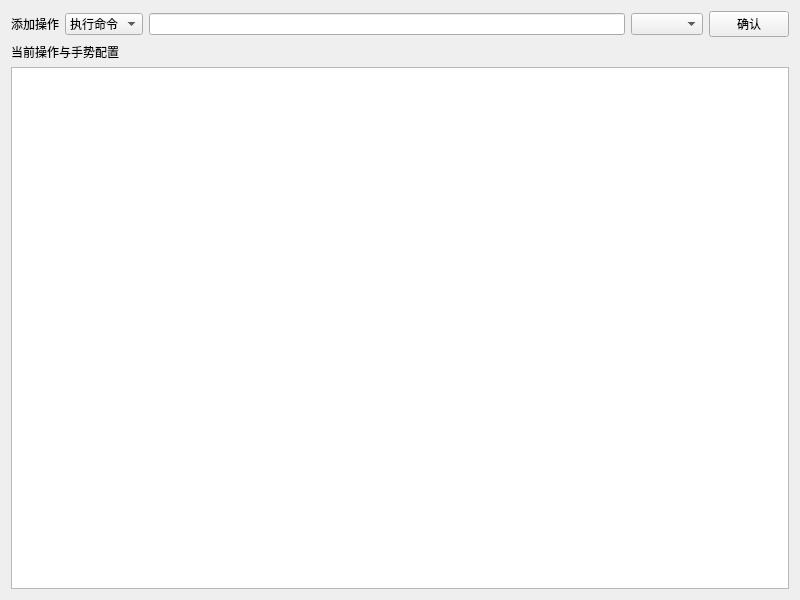
First picture: the form in ui/tab_edit_config.ui, repository codeReaper2001/virtual-touch-screen-system, before the edit.
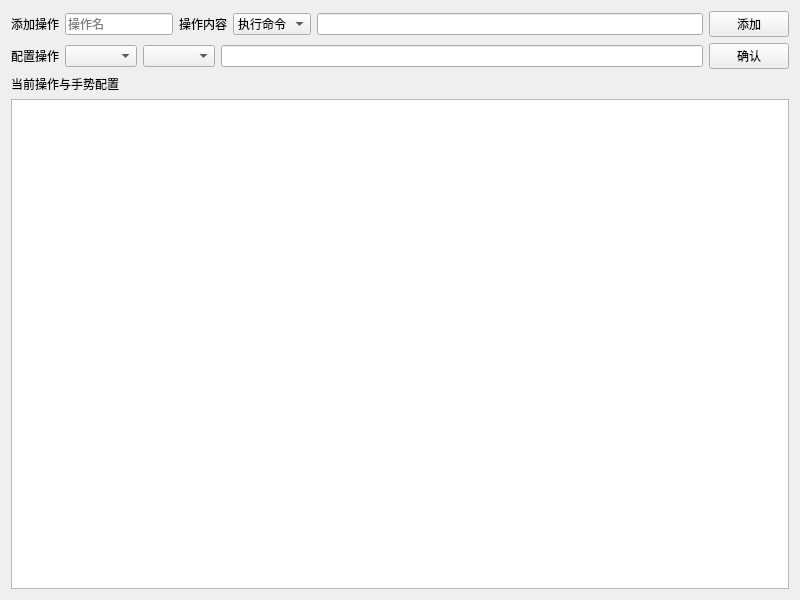
Second picture: the form after the edit.

Diff of the .ui file:
```diff
--- a/ui/tab_edit_config.ui
+++ b/ui/tab_edit_config.ui
@@ -23,6 +23,26 @@
        </property>
       </widget>
      </item>
+     <item>
+      <widget class="QLineEdit" name="input_operation_name">
+       <property name="sizePolicy">
+        <sizepolicy hsizetype="Fixed" vsizetype="Fixed">
+         <horstretch>0</horstretch>
+         <verstretch>0</verstretch>
+        </sizepolicy>
+       </property>
+       <property name="placeholderText">
+        <string>操作名</string>
+       </property>
+      </widget>
+     </item>
+     <item>
+      <widget class="QLabel" name="label_4">
+       <property name="text">
+        <string>操作内容</string>
+       </property>
+      </widget>
+     </item>
      <item>
       <widget class="QComboBox" name="cbox_op_type">
        <item>
@@ -46,10 +66,34 @@
       <widget class="QLineEdit" name="input_extra_data"/>
      </item>
      <item>
-      <widget class="QComboBox" name="cbox_gesture"/>
+      <widget class="QPushButton" name="btn_add_operation">
+       <property name="text">
+        <string>添加</string>
+       </property>
+      </widget>
      </item>
+    </layout>
+   </item>
+   <item>
+    <layout class="QHBoxLayout" name="horizontalLayout_2">
      <item>
-      <widget class="QPushButton" name="btn_add_op_gesture">
+      <widget class="QLabel" name="label_3">
+       <property name="text">
+        <string>配置操作</string>
+       </property>
+      </widget>
+     </item>
+     <item>
+      <widget class="QComboBox" name="cbox_operations"/>
+     </item>
+     <item>
+      <widget class="QComboBox" name="cbox_gestures"/>
+     </item>
+     <item>
+      <widget class="QLineEdit" name="input_gestures"/>
+     </item>
+     <item>
+      <widget class="QPushButton" name="btn_bind_op_gesture">
        <property name="text">
         <string>确认</string>
        </property>
```
